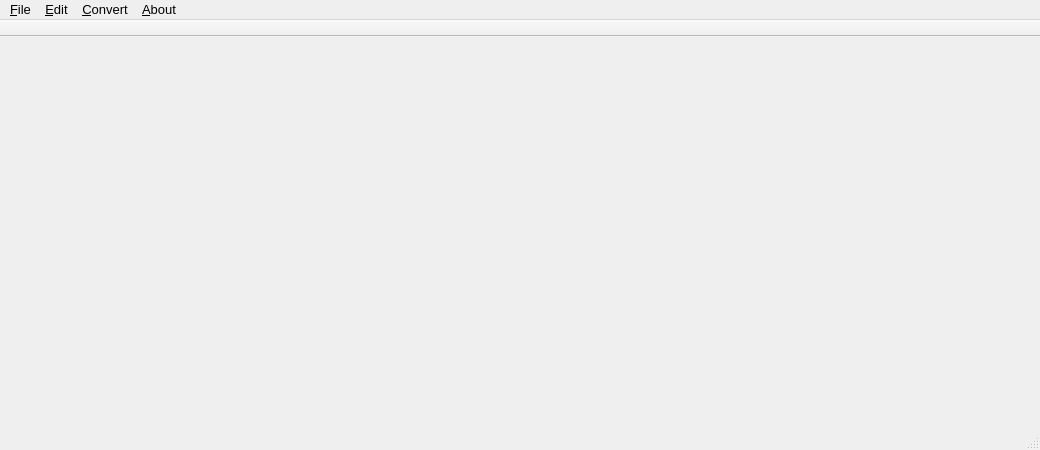
swl-x/MystiQ, file ui/mainwindow.ui: the form before one commit.
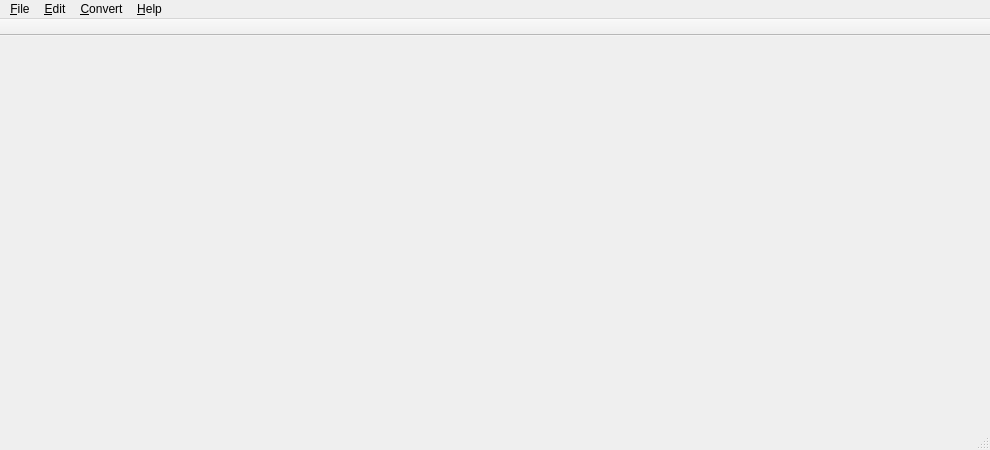
The form after the commit. Icons and pictures are not drawn.

What changed in the file:
```diff
--- a/ui/mainwindow.ui
+++ b/ui/mainwindow.ui
@@ -9,7 +9,7 @@
    <rect>
     <x>0</x>
     <y>0</y>
-    <width>1040</width>
+    <width>990</width>
     <height>450</height>
    </rect>
   </property>
@@ -19,11 +19,6 @@
     <height>450</height>
    </size>
   </property>
-  <property name="font">
-   <font>
-    <pointsize>10</pointsize>
-   </font>
-  </property>
   <property name="windowTitle">
    <string>MystiQ Media Converter</string>
   </property>
@@ -92,8 +87,8 @@
     <rect>
      <x>0</x>
      <y>0</y>
-     <width>1040</width>
-     <height>30</height>
+     <width>990</width>
+     <height>29</height>
     </rect>
    </property>
    <property name="defaultUp">
@@ -124,7 +119,7 @@
    </widget>
    <widget class="QMenu" name="menuAbout">
     <property name="title">
-     <string>&amp;About</string>
+     <string>&amp;Help</string>
     </property>
     <addaction name="actionAboutQt"/>
     <addaction name="actionAboutFFmpeg"/>
```
Left out of the diff: 108 changed lines with no effect on the pictures.
